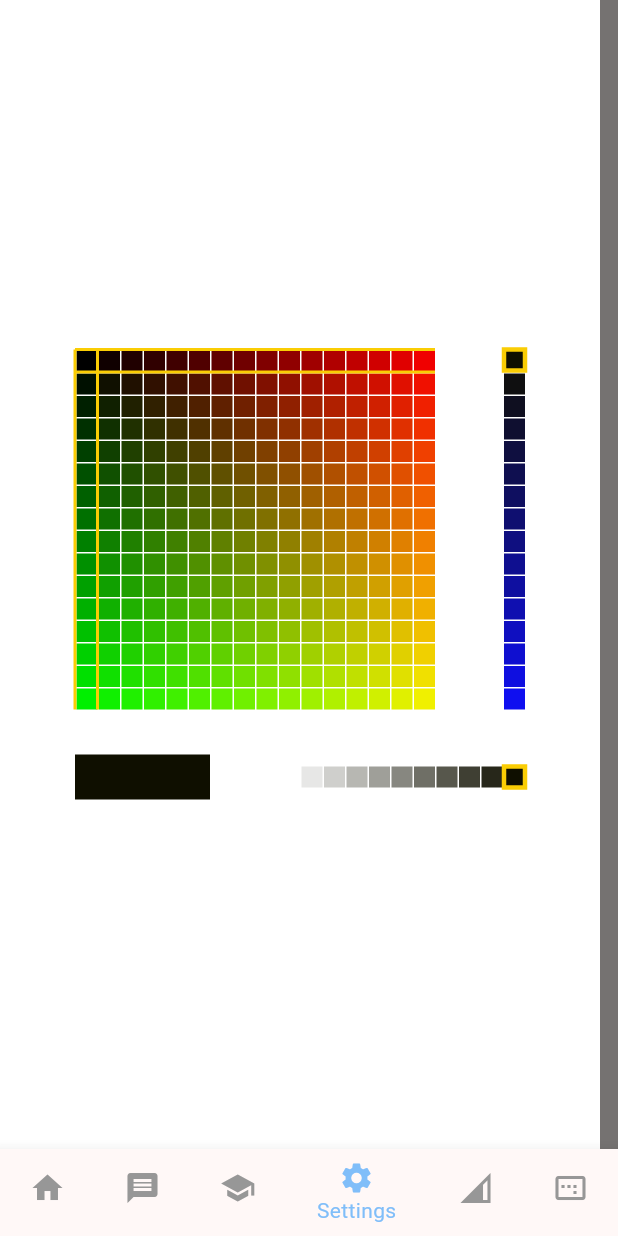
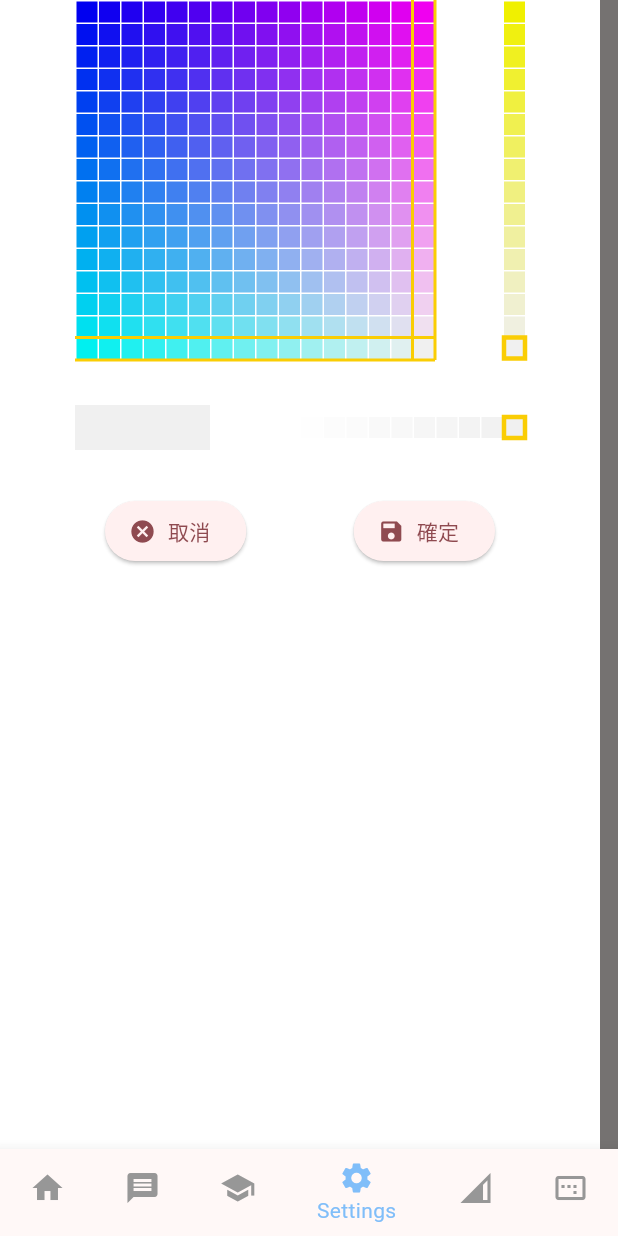
Before and after one commit to feifancc/comput, a Flutter app: the screen it shows after launch, item 4 of the bottom bar chosen, with the side drawer open, on a phone screen of 412 x 824 dp. Run offline on Flutter 3.47's test engine with Material 2 defaults, Android fonts, the phone set to English and light mode, and no system bars; accounts and stored records are empty; network calls fail.

Commit message:
新增颜色设置

```diff
--- a/lib/main.dart
+++ b/lib/main.dart
@@ -21,9 +21,10 @@ class MyApp extends StatelessWidget {
     return MaterialApp(
       title: 'Flutter Demo',
       theme: ThemeData(
-        primaryColor: const Color.fromARGB(255, 255, 252, 254),
-        disabledColor: const Color.fromARGB(255, 151, 151, 151),
-        splashColor: const Color.fromARGB(186, 81, 168, 250),
+        primaryColor: LayoutConfig.getPrimeColor(),
+        cardColor: LayoutConfig.getCardColor(),
+        disabledColor: LayoutConfig.getDisabledColor(),
+        splashColor: LayoutConfig.getSplashColor(),
         textTheme: const TextTheme(
             bodySmall: TextStyle(color: Color.fromARGB(255, 151, 151, 151))),
         colorScheme: ColorScheme.fromSeed(
--- a/lib/page/canvas/widgets/SelectColor/paint/opacity_color.dart
+++ b/lib/page/canvas/widgets/SelectColor/paint/opacity_color.dart
@@ -28,6 +28,7 @@ class OpacitySelector extends CustomPainter {
         ..color = Color.fromRGBO(r, g, b, i / 10);
       canvas.drawRect(
           Offset(i * blockSize.width + i + 1, 0) & blockSize, paint);
+
       if (i / 10 == opacity) {
         var paint = Paint()
           ..isAntiAlias = true
--- a/lib/page/canvas/widgets/select_color.dart
+++ b/lib/page/canvas/widgets/select_color.dart
@@ -51,29 +51,17 @@ class ColorSelector extends StatefulWidget {
 class _ColorSelector extends State<ColorSelector> {
   _ColorSelector();
 
-  @override
-  void initState() {
-    width = widget.width ?? 400;
-    height = widget.height ?? 400;
-    r = widget.color.red ~/ 16;
-    g = widget.color.green ~/ 16;
-    b = widget.color.blue ~/ 16;
-    opacity = widget.color.opacity;
+  double get width => widget.width ?? 400;
+  double get height => widget.height ?? 400;
+  int get r => widget.color.red ~/ 16 * 16;
+  int get g => widget.color.green ~/ 16 * 16;
+  int get b => widget.color.blue ~/ 16 * 16;
+  double get opacity => double.parse(widget.color.opacity.toStringAsFixed(1));
+  Color get selectColor =>
+      widget.selectColor ?? const Color.fromARGB(255, 250, 205, 4);
 
-    selectColor = widget.selectColor ?? const Color.fromARGB(255, 250, 205, 4);
-    super.initState();
-  }
-
-  late double width;
-  late double height;
-  late int r;
-  late int g;
-  late int b;
-  late double opacity;
-  late Color selectColor;
-
-  void onSelected(SELECTOR selector) {
-    Color color = Color.fromRGBO(r, g, b, opacity);
+  void onSelected(SELECTOR selector, {int? cr, int? cg, int? cb, double? co}) {
+    Color color = Color.fromRGBO(cr ?? r, cg ?? g, cb ?? b, co ?? opacity);
     if (widget.onChanged != null) {
       widget.onChanged!(color);
     }
@@ -150,11 +138,7 @@ class _ColorSelector extends State<ColorSelector> {
                     var x =
                         getCode(currentOffset.dx + boxOffset.dx, fx: OFFSET.w) *
                             16;
-                    setState(() {
-                      r = x.toInt();
-                      g = y.toInt();
-                    });
-                    onSelected(SELECTOR.main);
+                    onSelected(SELECTOR.main, cr: x, cg: y);
                   },
                   child: CustomPaint(
                     size: mainSize, //指定画布大小
@@ -186,10 +170,7 @@ class _ColorSelector extends State<ColorSelector> {
                     var y =
                         getCode(currentOffset.dy + boxOffset.dy, fx: OFFSET.h) *
                             16;
-                    setState(() {
-                      b = y.toInt();
-                    });
-                    onSelected(SELECTOR.secondary);
+                    onSelected(SELECTOR.secondary, cb: y);
                   },
                   child: CustomPaint(
                     key: secondaryCanvasKey,
@@ -229,10 +210,7 @@ class _ColorSelector extends State<ColorSelector> {
                     var currentOffset = e.globalPosition;
                     var opa =
                         getCode(currentOffset.dx + boxOffset.dx, fx: OFFSET.w);
-                    setState(() {
-                      opacity = (opa / 10).toDouble();
-                    });
-                    onSelected(SELECTOR.opacity);
+                    onSelected(SELECTOR.opacity, co: (opa.toInt() / 10));
                   },
                   child: CustomPaint(
                     size: opacitySize,
--- a/lib/page/setting/row_layout.dart
+++ b/lib/page/setting/row_layout.dart
@@ -6,10 +6,12 @@ class RowLayout extends StatelessWidget {
     super.key,
     required this.pathChild,
     required this.scaffoldKey,
+    required this.setColor,
   });
 
   final Map<String, dynamic> pathChild;
   GlobalKey<ScaffoldState> scaffoldKey;
+  void Function(Color c, void Function(Color cl)) setColor;
 
   @override
   Widget build(BuildContext context) {
@@ -49,6 +51,7 @@ class RowLayout extends StatelessWidget {
                     child: GestureDetector(
                       onTapUp: (d) {
                         scaffoldKey.currentState?.openDrawer();
+                        setColor(child['getValue'](), child['setValue']);
                       },
                       child: LayoutColor(
                           label: "${++index}.${child['label']}",
--- a/lib/page/setting/setting_page.dart
+++ b/lib/page/setting/setting_page.dart
@@ -79,12 +79,40 @@ class _Setting extends State<Setting> {
           'type': "color",
           'getValue': LayoutConfig.getCardColor,
           'setValue': LayoutConfig.setCardColor
-        }
+        },
+        {
+          'label': 'Prime',
+          'type': "color",
+          'getValue': LayoutConfig.getPrimeColor,
+          'setValue': LayoutConfig.setPrimeColor
+        },
+        {
+          'label': 'disabled',
+          'type': "color",
+          'getValue': LayoutConfig.getDisabledColor,
+          'setValue': LayoutConfig.setDisabledColor,
+        },
+        {
+          'label': 'splash',
+          'type': "color",
+          'getValue': LayoutConfig.getSplashColor,
+          'setValue': LayoutConfig.setSplashColor
+        },
       ]
     }
   ];
 
-  Color color = LayoutConfig.getCardColor();
+  void Function(Color cl)? setValueColor;
+  Color? color;
+  void setColor(Color c, void Function(Color cl) cb) {
+    if (mounted) {
+      setState(() {
+        color = c;
+        setValueColor = cb;
+      });
+    }
+  }
+
   final GlobalKey<ScaffoldState> _scaffoldKey = GlobalKey<ScaffoldState>();
   @override
   Widget build(BuildContext context) {
@@ -93,14 +121,51 @@ class _Setting extends State<Setting> {
       appBar: AppBar(
         title: const Text('设置'),
       ),
+      onDrawerChanged: (b) {
+        if (!b) {
+          setState(() {
+            color = null;
+            setValueColor = null;
+          });
+        }
+      },
       drawer: Container(
         color: const Color(0xffffffff),
         width: 400,
         child: Center(
-          child: ColorSelector(
-            color: color,
-            height: 300,
-            width: 300,
+          child: Column(
+            children: [
+              ColorSelector(
+                color: color ?? const Color(0xffffffff),
+                height: 300,
+                width: 300,
+                onChanged: (cl) => setState(() => color = cl),
+              ),
+              Padding(
+                padding: const EdgeInsets.fromLTRB(70, 30, 70, 0),
+                child: Row(
+                  mainAxisAlignment: MainAxisAlignment.spaceBetween,
+                  children: [
+                    ElevatedButton.icon(
+                      onPressed: () =>
+                          _scaffoldKey.currentState?.openEndDrawer(),
+                      icon: const Icon(Icons.cancel),
+                      label: const Text('取消'),
+                    ),
+                    ElevatedButton.icon(
+                      onPressed: () {
+                        if (setValueColor != null && color != null) {
+                          setValueColor!(color!);
+                          _scaffoldKey.currentState?.openEndDrawer();
+                        }
+                      },
+                      icon: const Icon(Icons.save),
+                      label: const Text('確定'),
+                    ),
+                  ],
+                ),
+              )
+            ],
           ),
         ),
       ),
@@ -110,7 +175,11 @@ class _Setting extends State<Setting> {
         child: ListView(
           children: path
               .map(
-                (e) => RowLayout(pathChild: e, scaffoldKey: _scaffoldKey),
+                (e) => RowLayout(
+                  pathChild: e,
+                  scaffoldKey: _scaffoldKey,
+                  setColor: setColor,
+                ),
               )
               .toList(),
         ),
--- a/lib/util/layot_config.dart
+++ b/lib/util/layot_config.dart
@@ -75,4 +75,19 @@ class LayoutConfig {
   static Color _cardColor = const Color(0xffffff00);
   static Color getCardColor() => _cardColor;
   static setCardColor(Color value) => _cardColor = value;
+
+  /// 主要颜色
+  static Color _prime = const Color.fromARGB(255, 255, 252, 254);
+  static Color getPrimeColor() => _prime;
+  static setPrimeColor(Color value) => _prime = value;
+
+  /// 禁用顏色
+  static Color _disabledColor = const Color.fromARGB(255, 151, 151, 151);
+  static Color getDisabledColor() => _disabledColor;
+  static setDisabledColor(Color value) => _disabledColor = value;
+
+  /// 濺射顏色
+  static Color _splashColor = const Color.fromARGB(186, 81, 168, 250);
+  static Color getSplashColor() => _splashColor;
+  static setSplashColor(Color value) => _splashColor = value;
 }
```
